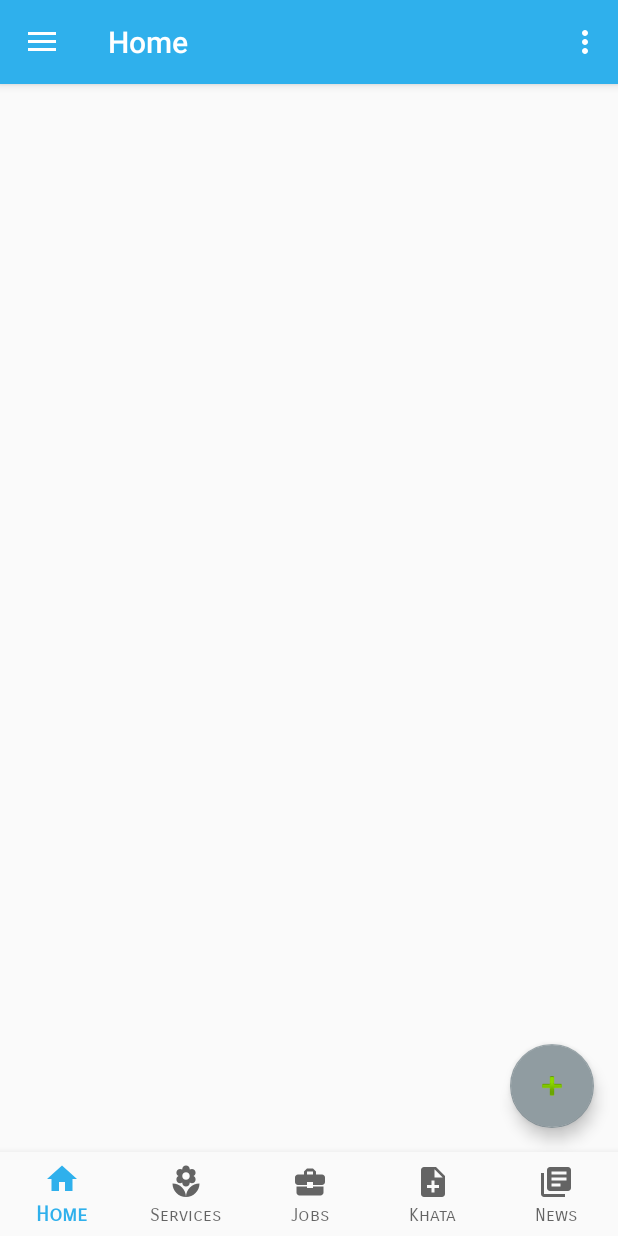
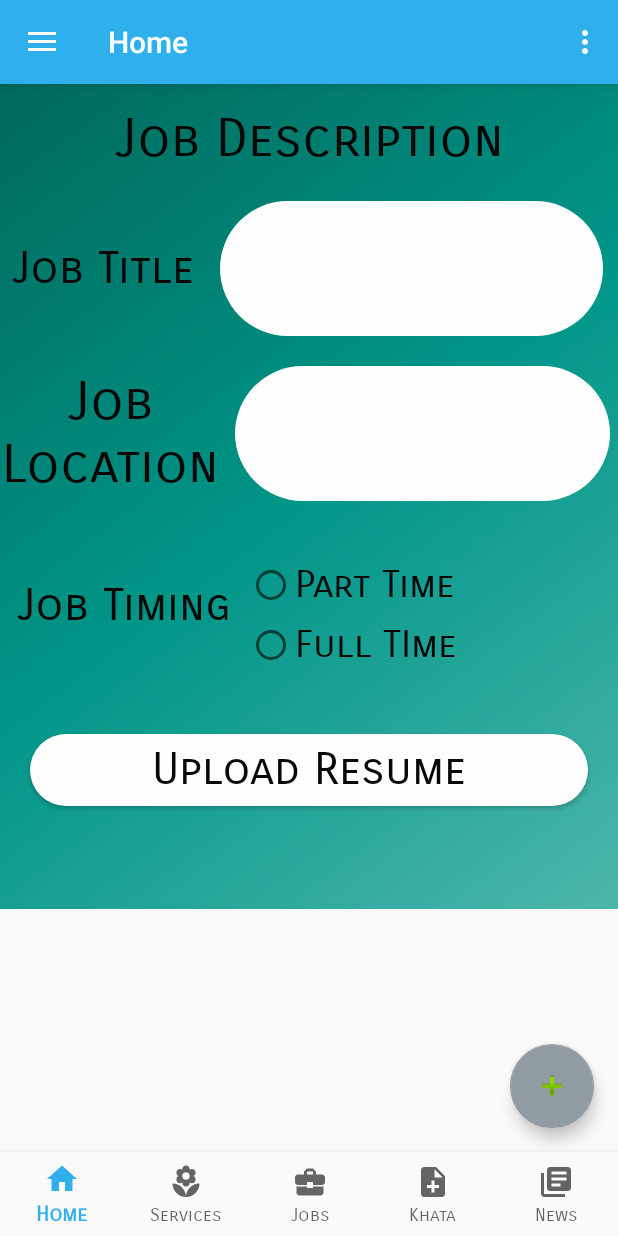
Before and after one commit to Pradeep-Suthar/ProjectZarurat, an Android app: the fragment JobFragment placed in its activity, on a phone screen of 412 x 824 dp. Run offline under Robolectric (Android 15) with nearby library versions, the phone set to English and light mode, and no system bars; our stand-ins replace Firebase (no records; nobody signed in at launch, a user with empty details on screens opened directly); pictures from the network do not load; 1 statement that could not run was skipped.

Commit message:
job fragment

```diff
--- a/app/src/main/AndroidManifest.xml
+++ b/app/src/main/AndroidManifest.xml
@@ -13,7 +13,7 @@
         android:roundIcon="@drawable/logo"
         android:supportsRtl="true"
         android:theme="@style/AppTheme">
-        <activity android:name=".Activity.JobService_Activity"></activity>
+        <activity android:name=".Activity.JobService_Activity" />
         <activity android:name=".Activity.CoachingService_Activity" />
         <activity android:name=".Activity.FoodService_Activity" />
         <activity android:name=".Activity.LivingService_Activity" />
--- a/app/src/main/java/com/example/zarurat1/Fragment/JobFragment.java
+++ b/app/src/main/java/com/example/zarurat1/Fragment/JobFragment.java
@@ -1,19 +1,19 @@
 package com.example.zarurat1.Fragment;
 
-import android.content.Context;
-import android.net.Uri;
 import android.os.Bundle;
+import android.support.design.widget.BottomSheetBehavior;
 import android.support.design.widget.FloatingActionButton;
 import android.support.v4.app.Fragment;
 import android.view.LayoutInflater;
 import android.view.View;
 import android.view.ViewGroup;
-import android.widget.Button;
+import android.widget.LinearLayout;
 
 import com.example.zarurat1.R;
 
 public class JobFragment extends Fragment {
     FloatingActionButton addbutton;
+    LinearLayout linearLayoutbottomsheet;
 
 
     @Override
@@ -22,13 +22,17 @@ public class JobFragment extends Fragment {
         // Inflate the layout for this fragment
         View view= inflater.inflate(R.layout.fragment_job, container, false);
         addbutton=view.findViewById(R.id.fab);
+        linearLayoutbottomsheet=view.findViewById(R.id.bottom_sheet);
+
+        final BottomSheetBehavior bottomSheetBehavior=BottomSheetBehavior.from(linearLayoutbottomsheet);
 
         addbutton.setOnClickListener(new View.OnClickListener() {
             @Override
             public void onClick(View v) {
-
+                bottomSheetBehavior.setState(BottomSheetBehavior.STATE_EXPANDED);
             }
         });
+
         return view;
 
 
--- /dev/null
+++ b/app/src/main/res/drawable/background_design_image.xml
@@ -0,0 +1,7 @@
+<?xml version="1.0" encoding="utf-8"?>
+<shape xmlns:android="http://schemas.android.com/apk/res/android"
+    android:shape="rectangle">
+
+    <solid android:color="@color/colorWhite" />
+    <corners android:radius="60dp"/>
+</shape>
--- /dev/null
+++ b/app/src/main/res/layout/activity_jobnestedscrollview_activity.xml
@@ -0,0 +1,124 @@
+<?xml version="1.0" encoding="utf-8"?>
+<LinearLayout xmlns:android="http://schemas.android.com/apk/res/android"
+    xmlns:app="http://schemas.android.com/apk/res-auto"
+    xmlns:tools="http://schemas.android.com/tools"
+    android:layout_width="match_parent"
+    android:layout_height="550dp"
+    android:orientation="vertical"
+    android:id="@+id/bottom_sheet"
+    android:background="@drawable/side_nav_bar"
+    tools:context=".Activity.jobnestedscrollview_activity">
+    <TextView
+        android:textColor="@color/colorBlack"
+        android:layout_width="match_parent"
+        android:layout_height="wrap_content"
+        android:text="Job Description"
+        android:textAllCaps="false"
+        android:textSize="35dp"
+        android:layout_marginTop="15dp"
+        android:layout_gravity="center"
+        android:gravity="center" />
+    <LinearLayout
+        android:layout_width="match_parent"
+        android:layout_height="90dp"
+        android:weightSum="2"
+        android:layout_marginTop="20dp"
+        android:orientation="horizontal">
+
+        <TextView
+            android:textColor="@color/colorBlack"
+            android:layout_width="0dp"
+            android:layout_height="match_parent"
+            android:layout_weight="0.7"
+            android:text="Job Title"
+            android:textAllCaps="false"
+          android:gravity="center"
+            android:textSize="30sp"/>
+        <Spinner
+            android:layout_width="0dp"
+            android:layout_marginLeft="10dp"
+            android:layout_marginRight="10dp"
+            android:layout_height="match_parent"
+            android:layout_weight="1.3"
+            android:background="@drawable/background_design_image"></Spinner>
+    </LinearLayout>
+    <LinearLayout
+        android:layout_width="match_parent"
+        android:layout_height="90dp"
+        android:weightSum="2"
+        android:layout_marginTop="20dp"
+        android:orientation="horizontal">
+
+        <TextView
+            android:textColor="@color/colorBlack"
+            android:textAllCaps="false"
+            android:layout_width="0dp"
+            android:layout_height="match_parent"
+            android:layout_weight="0.75"
+            android:text="Job Location"
+            android:gravity="center"
+            android:textSize="35dp"/>
+        <Spinner
+            android:layout_marginLeft="10dp"
+            android:layout_marginRight="10dp"
+            android:layout_width="0dp"
+            android:layout_height="match_parent"
+            android:layout_weight="1.275"
+            android:background="@drawable/background_design_image"></Spinner>
+    </LinearLayout>
+    <LinearLayout
+        android:layout_width="match_parent"
+        android:layout_height="100dp"
+        android:layout_marginTop="20dp"
+        android:weightSum="2"
+        android:orientation="horizontal">
+
+        <TextView
+            android:gravity="center"
+            android:layout_width="0dp"
+            android:layout_height="match_parent"
+            android:layout_weight="0.8"
+            android:textColor="@color/colorBlack"
+            android:text="Job Timing"
+            android:textSize="30dp"
+            android:textAllCaps="false"/>
+        <RadioGroup
+            android:layout_marginTop="20dp"
+            android:layout_width="0dp"
+            android:layout_height="match_parent"
+            android:layout_weight="1.2"
+            android:id="@+id/radiogroupmesscheck">
+            <RadioButton
+                android:checked="false"
+                android:layout_width="match_parent"
+                android:id="@+id/radioyes"
+                android:textColor="@color/colorBlack"
+                android:layout_height="wrap_content"
+                android:text="Part Time"
+                android:textSize="25dp"
+                android:textAllCaps="false" />
+            <RadioButton
+                android:textColor="@color/colorBlack"
+                android:checked="false"
+                android:layout_marginTop="8dp"
+                android:layout_width="match_parent"
+                android:id="@+id/radiono"
+                android:layout_height="wrap_content"
+                android:textSize="25dp"
+                android:text="Full TIme"
+                android:textAllCaps="false" />
+        </RadioGroup>
+    </LinearLayout>
+    <Button
+        android:layout_width="match_parent"
+        android:layout_height="wrap_content"
+        android:layout_marginLeft="20dp"
+        android:layout_marginTop="35dp"
+        android:text="Upload Resume"
+        android:textAllCaps="false"
+        android:textSize="30dp"
+        android:textColor="@color/colorBlack"
+        android:layout_marginRight="20dp"
+        android:background="@drawable/background_design_image"/>
+
+</LinearLayout>
--- a/app/src/main/res/layout/fragment_add_service_category.xml
+++ b/app/src/main/res/layout/fragment_add_service_category.xml
@@ -3,10 +3,11 @@
     xmlns:tools="http://schemas.android.com/tools"
     android:layout_width="match_parent"
     android:layout_height="match_parent"
+
     xmlns:app="http://schemas.android.com/apk/res-auto"
     tools:context=".Fragment.AddServiceCategoryFragment">
     <LinearLayout
-android:background="@drawable/background_one_final"
+android:background="@drawable/side_nav_bar"
         android:orientation="vertical"
         android:layout_width="match_parent"
         android:layout_height="match_parent">
--- a/app/src/main/res/layout/fragment_job.xml
+++ b/app/src/main/res/layout/fragment_job.xml
@@ -3,15 +3,18 @@
     xmlns:tools="http://schemas.android.com/tools"
     android:layout_width="match_parent"
     android:layout_height="match_parent"
+    android:fitsSystemWindows="true"
+    app:behavior_hideable="true"
+    app:behavior_peekHeight="56dp"
+    app:layout_behavior="android.support.design.widget.BottomSheetBehavior"
     xmlns:app="http://schemas.android.com/apk/res-auto"
     tools:context=".Fragment.JobFragment">
 
 
     <android.support.v7.widget.RecyclerView
-        android:id="@+id/recyclerviewKhata1"
+        android:id="@+id/recyclerviewjob"
         android:layout_width="match_parent"
         android:layout_height="wrap_content"
-        android:layout_below="@+id/khatalayout1"
         android:layout_marginTop="10dp"
         android:layout_marginBottom="10dp">
 
@@ -25,6 +28,6 @@
         android:layout_gravity="bottom|end"
         android:layout_margin="@dimen/fab_margin"
         android:src="@android:drawable/ic_input_add" />
-
+<include layout="@layout/activity_jobnestedscrollview_activity"></include>
 
 </FrameLayout>
```
